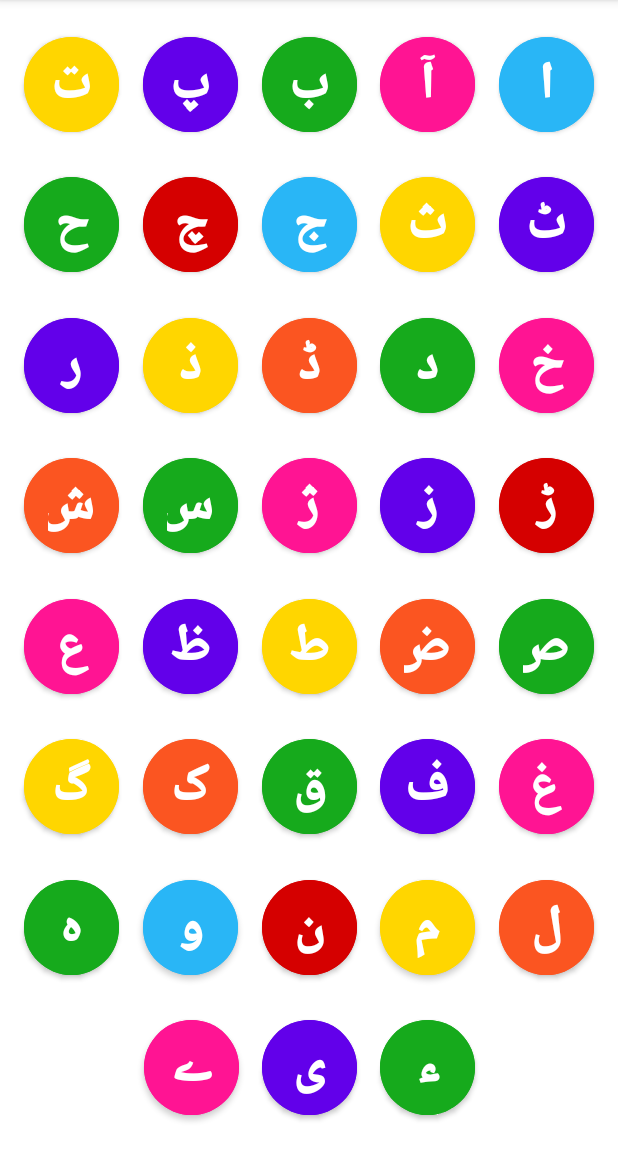
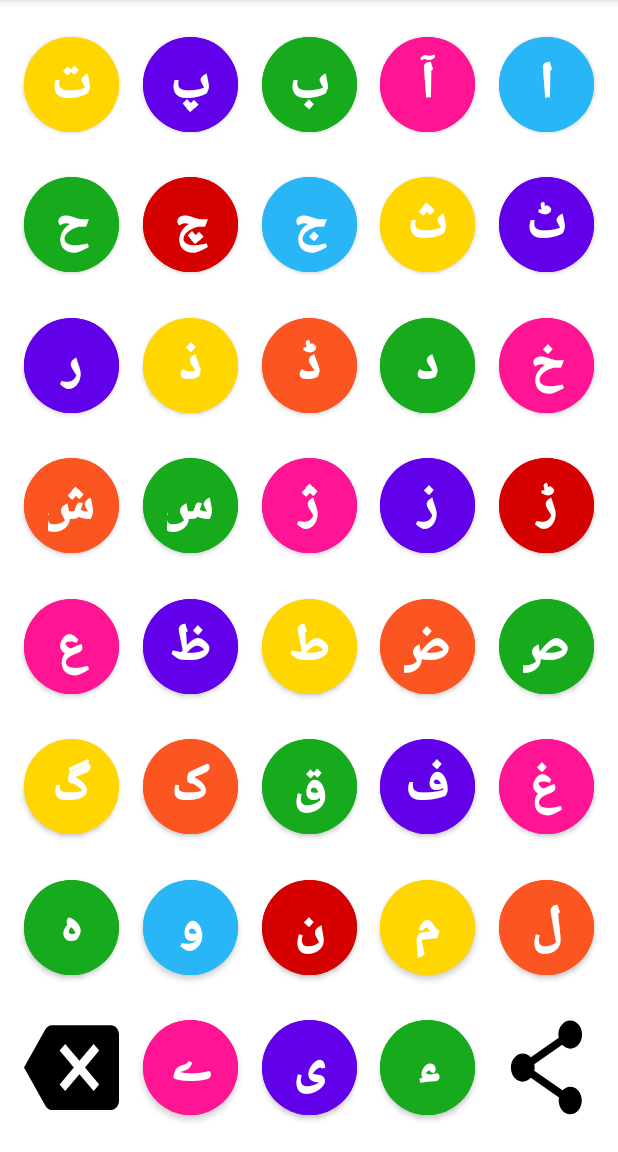
Before and after one commit to Mahreen-Asama/MC-Urdu-Qaida-V2, an Android app: the screen it shows after launch (MainActivity), on a phone screen of 412 x 824 dp, the part 84-1236 px from its top. Run offline under Robolectric (Android 15) with nearby library versions, the phone set to English and light mode, and no system bars.

Commit message:
main layout final

```diff
--- a/app/src/main/res/layout-land/activity_image_view.xml
+++ b/app/src/main/res/layout-land/activity_image_view.xml
@@ -7,7 +7,7 @@
     tools:context=".ImageViewActivity">
 
     <Button
-        android:id="@+id/btn_share"
+        android:id="@+id/btn_share_mp"
         android:layout_width="50dp"
         android:layout_height="50dp"
         android:layout_marginStart="43dp"
--- a/app/src/main/res/layout-land/activity_main.xml
+++ b/app/src/main/res/layout-land/activity_main.xml
@@ -9,10 +9,40 @@
     tools:layout_editor_absoluteY="105dp">
 
     <Button
+        android:id="@+id/btn_share_mp"
+        android:layout_width="63dp"
+        android:layout_height="75dp"
+        android:background="#00000000"
+        android:backgroundTint="#FAF6F6"
+        android:foreground="@drawable/ic_baseline_share_24"
+        android:foregroundTint="#000000"
+        android:textColorLink="#FBF8F8"
+        app:layout_constraintBottom_toBottomOf="parent"
+        app:layout_constraintEnd_toEndOf="parent"
+        app:layout_constraintHorizontal_bias="0.5"
+        app:layout_constraintStart_toEndOf="@+id/lam"
+        app:layout_constraintTop_toBottomOf="@+id/zuad"
+        app:strokeColor="#FDF7F7"
+        tools:ignore="SpeakableTextPresentCheck" />
+
+    <Button
+        android:id="@+id/btn_back_ml"
+        android:layout_width="63dp"
+        android:layout_height="75dp"
+        android:background="#00000000"
+        android:foreground="@drawable/ic_baseline_backspace_24"
+        android:foregroundTint="#000000"
+        app:layout_constraintBottom_toBottomOf="parent"
+        app:layout_constraintEnd_toStartOf="@+id/by"
+        app:layout_constraintHorizontal_bias="0.5"
+        app:layout_constraintStart_toStartOf="parent"
+        app:layout_constraintTop_toBottomOf="@+id/gaf"
+        tools:ignore="SpeakableTextPresentCheck" />
+
+    <Button
         android:id="@+id/by"
         android:layout_width="63dp"
         android:layout_height="75dp"
-        android:layout_marginEnd="3dp"
         android:backgroundTint="#FF1493"
         android:fontFamily="sans-serif-black"
         android:text="@string/by"
@@ -21,8 +51,7 @@
         app:layout_constraintBottom_toBottomOf="parent"
         app:layout_constraintEnd_toStartOf="@+id/cy"
         app:layout_constraintHorizontal_bias="0.5"
-        app:layout_constraintHorizontal_chainStyle="packed"
-        app:layout_constraintStart_toStartOf="parent"
+        app:layout_constraintStart_toEndOf="@+id/btn_back_ml"
         app:layout_constraintTop_toBottomOf="@+id/kaf"
         tools:ignore="MissingConstraints,SpeakableTextPresentCheck" />
 
@@ -30,8 +59,6 @@
         android:id="@+id/hm"
         android:layout_width="63dp"
         android:layout_height="75dp"
-        android:layout_marginStart="2dp"
-        android:layout_marginEnd="3dp"
         android:backgroundTint="#6200EA"
         android:fontFamily="sans-serif-black"
         android:text="@string/hm"
@@ -53,7 +80,7 @@
         android:text="@string/gf"
         android:textSize="34sp"
         app:cornerRadius="500dp"
-        app:layout_constraintBottom_toTopOf="@+id/by"
+        app:layout_constraintBottom_toTopOf="@id/btn_back_ml"
         app:layout_constraintEnd_toStartOf="@+id/kaf"
         app:layout_constraintHorizontal_bias="0.5"
         app:layout_constraintStart_toStartOf="parent"
@@ -240,8 +267,6 @@
         android:id="@+id/noon"
         android:layout_width="63dp"
         android:layout_height="75dp"
-        android:layout_marginStart="2dp"
-        android:layout_marginEnd="3dp"
         android:backgroundTint="#D50000"
         android:fontFamily="sans-serif-black"
         android:text="@string/n"
@@ -258,8 +283,6 @@
         android:id="@+id/h"
         android:layout_width="63dp"
         android:layout_height="75dp"
-        android:layout_marginStart="2dp"
-        android:layout_marginEnd="3dp"
         android:backgroundTint="#16AA1C"
         android:fontFamily="sans-serif-black"
         android:text="@string/h"
@@ -276,8 +299,6 @@
         android:id="@+id/wao"
         android:layout_width="63dp"
         android:layout_height="75dp"
-        android:layout_marginStart="2dp"
-        android:layout_marginEnd="3dp"
         android:backgroundTint="#29B6F6"
         android:fontFamily="sans-serif-black"
         android:text="@string/w"
@@ -294,8 +315,6 @@
         android:id="@+id/meem"
         android:layout_width="63dp"
         android:layout_height="75dp"
-        android:layout_marginStart="2dp"
-        android:layout_marginEnd="3dp"
         android:backgroundTint="#6200EA"
         android:fontFamily="sans-serif-black"
         android:text="@string/m"
@@ -312,25 +331,22 @@
         android:id="@+id/lam"
         android:layout_width="63dp"
         android:layout_height="75dp"
-        android:layout_marginStart="2dp"
         android:backgroundTint="#FB5521"
         android:fontFamily="sans-serif-black"
         android:text="@string/l"
         android:textSize="34sp"
         app:cornerRadius="500dp"
         app:layout_constraintBottom_toBottomOf="parent"
-        app:layout_constraintEnd_toEndOf="parent"
+        app:layout_constraintEnd_toStartOf="@+id/btn_share_mp"
         app:layout_constraintHorizontal_bias="0.5"
         app:layout_constraintStart_toEndOf="@+id/meem"
-        app:layout_constraintTop_toBottomOf="@+id/alif17"
+        app:layout_constraintTop_toBottomOf="@+id/zuad"
         tools:ignore="MissingConstraints,SpeakableTextPresentCheck" />
 
     <Button
         android:id="@+id/cy"
         android:layout_width="63dp"
         android:layout_height="75dp"
-        android:layout_marginStart="2dp"
-        android:layout_marginEnd="3dp"
         android:backgroundTint="#FFD600"
         android:fontFamily="sans-serif-black"
         android:text="@string/cy"
@@ -400,7 +416,7 @@
         android:text="@string/su"
         android:textSize="34sp"
         app:cornerRadius="500dp"
-        app:layout_constraintBottom_toTopOf="@+id/lam"
+        app:layout_constraintBottom_toTopOf="@+id/btn_share_mp"
         app:layout_constraintEnd_toEndOf="parent"
         app:layout_constraintHorizontal_bias="0.5"
         app:layout_constraintStart_toEndOf="@+id/alif17"
--- a/app/src/main/res/layout/activity_image_view.xml
+++ b/app/src/main/res/layout/activity_image_view.xml
@@ -104,7 +104,7 @@
         tools:ignore="MissingConstraints,SpeakableTextPresentCheck" />
 
     <Button
-        android:id="@+id/btn_share"
+        android:id="@+id/btn_share_mp"
         android:layout_width="50dp"
         android:layout_height="50dp"
         android:layout_marginStart="64dp"
--- a/app/src/main/res/layout/activity_main.xml
+++ b/app/src/main/res/layout/activity_main.xml
@@ -7,6 +7,37 @@
     tools:context=".MainActivity"
     tools:layout_editor_absoluteX="-11dp"
     tools:layout_editor_absoluteY="105dp">
+
+    <Button
+        android:id="@+id/btn_share_mp"
+        android:layout_width="63dp"
+        android:layout_height="75dp"
+        android:background="#00000000"
+        android:backgroundTint="#FAF6F6"
+        android:foreground="@drawable/ic_baseline_share_24"
+        android:foregroundTint="#000000"
+        android:textColorLink="#FBF8F8"
+        app:layout_constraintBottom_toBottomOf="parent"
+        app:layout_constraintEnd_toEndOf="parent"
+        app:layout_constraintHorizontal_bias="0.5"
+        app:layout_constraintStart_toEndOf="@+id/hm"
+        app:layout_constraintTop_toBottomOf="@+id/lam"
+        app:strokeColor="#FDF7F7"
+        tools:ignore="SpeakableTextPresentCheck" />
+
+    <Button
+        android:id="@+id/btn_back"
+        android:layout_width="63dp"
+        android:layout_height="75dp"
+        android:background="#00000000"
+        android:foreground="@drawable/ic_baseline_backspace_24"
+        android:foregroundTint="#000000"
+        app:layout_constraintBottom_toBottomOf="parent"
+        app:layout_constraintEnd_toStartOf="@+id/by"
+        app:layout_constraintHorizontal_bias="0.5"
+        app:layout_constraintStart_toStartOf="parent"
+        app:layout_constraintTop_toBottomOf="@+id/h"
+        tools:ignore="SpeakableTextPresentCheck" />
 
     <Button
         android:id="@+id/gaf"
@@ -225,7 +256,7 @@
         android:text="@string/h"
         android:textSize="34sp"
         app:cornerRadius="500dp"
-        app:layout_constraintBottom_toTopOf="@+id/by"
+        app:layout_constraintBottom_toTopOf="@+id/btn_back"
         app:layout_constraintEnd_toStartOf="@+id/wao"
         app:layout_constraintHorizontal_bias="0.5"
         app:layout_constraintStart_toStartOf="parent"
@@ -273,7 +304,7 @@
         android:text="@string/l"
         android:textSize="34sp"
         app:cornerRadius="500dp"
-        app:layout_constraintBottom_toTopOf="@+id/hm"
+        app:layout_constraintBottom_toTopOf="@+id/btn_share_mp"
         app:layout_constraintEnd_toEndOf="parent"
         app:layout_constraintHorizontal_bias="0.5"
         app:layout_constraintStart_toEndOf="@+id/meem"
@@ -290,7 +321,7 @@
         android:textSize="34sp"
         app:cornerRadius="500dp"
         app:layout_constraintBottom_toBottomOf="parent"
-        app:layout_constraintEnd_toEndOf="parent"
+        app:layout_constraintEnd_toStartOf="@+id/btn_share_mp"
         app:layout_constraintHorizontal_bias="0.5"
         app:layout_constraintStart_toEndOf="@+id/cy"
         app:layout_constraintTop_toBottomOf="@+id/meem"
@@ -308,8 +339,7 @@
         app:layout_constraintBottom_toBottomOf="parent"
         app:layout_constraintEnd_toStartOf="@+id/cy"
         app:layout_constraintHorizontal_bias="0.5"
-        app:layout_constraintHorizontal_chainStyle="packed"
-        app:layout_constraintStart_toStartOf="parent"
+        app:layout_constraintStart_toEndOf="@+id/btn_back"
         app:layout_constraintTop_toBottomOf="@+id/wao"
         tools:ignore="MissingConstraints,SpeakableTextPresentCheck" />
 
@@ -317,8 +347,6 @@
         android:id="@+id/cy"
         android:layout_width="63dp"
         android:layout_height="75dp"
-        android:layout_marginStart="15dp"
-        android:layout_marginEnd="15dp"
         android:backgroundTint="#6200EA"
         android:fontFamily="sans-serif-black"
         android:text="@string/cy"
```
